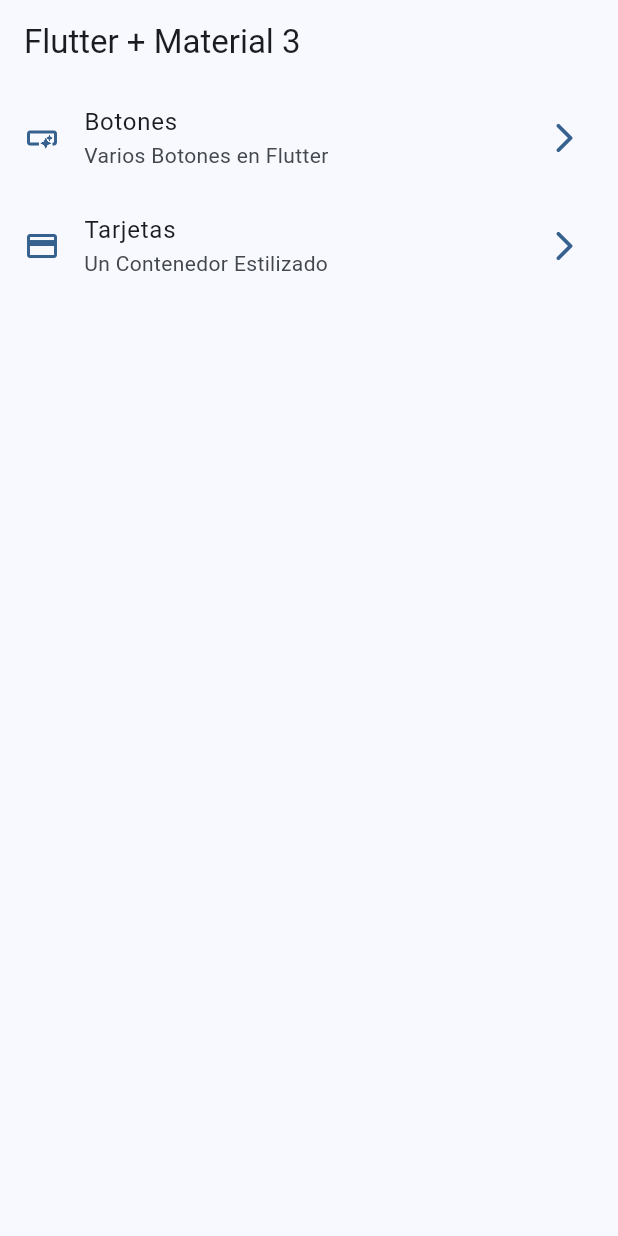
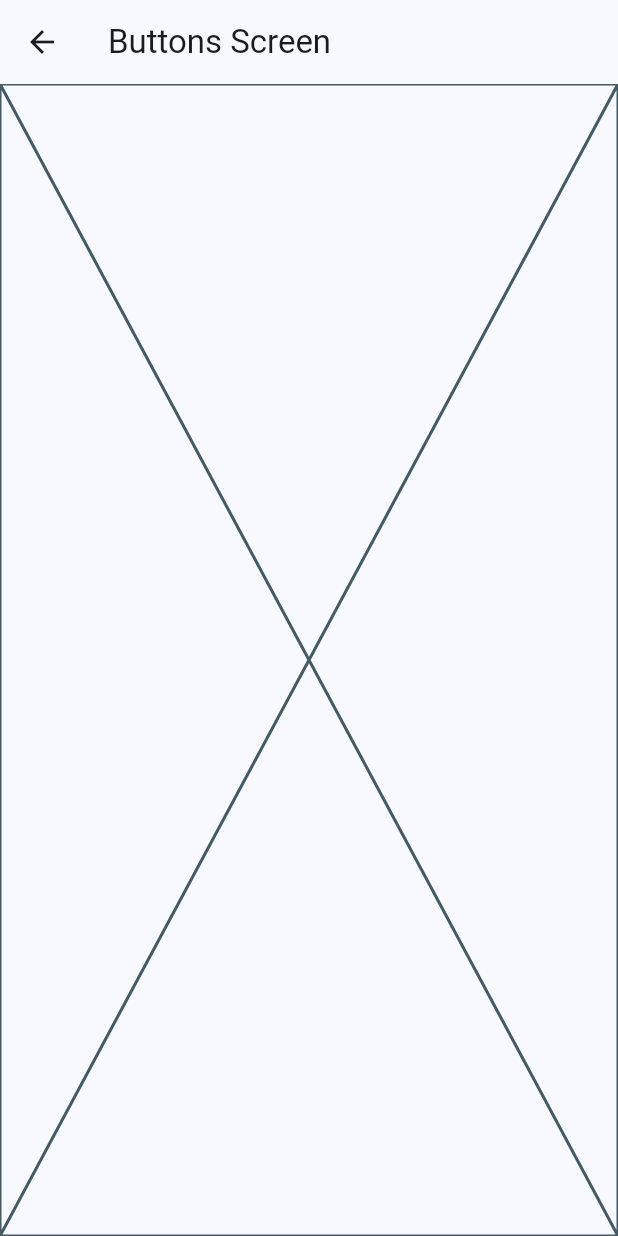
Before and after one commit to DiegoHCH/Widgets-App, a Flutter app: the screen it shows after launch, after a tap on "Botones", on a phone screen of 412 x 824 dp. Run offline on Flutter 3.47's test engine with Material 2 defaults, Android fonts, the phone set to English and light mode, and no system bars.

Commit message:
Creacion de pantalla buttons y cards + rutas basicas

```diff
--- a/lib/main.dart
+++ b/lib/main.dart
@@ -1,5 +1,7 @@
 import 'package:flutter/material.dart';
 import 'package:widgets_app/config/theme/app_theme.dart';
+import 'package:widgets_app/presentation/screens/buttons/buttons_screen.dart';
+import 'package:widgets_app/presentation/screens/cards/cards_screen.dart';
 import 'package:widgets_app/presentation/screens/home/home_screen.dart';
 
 void main() {
@@ -15,7 +17,11 @@ class MyApp extends StatelessWidget {
       title: 'Widgets',
       debugShowCheckedModeBanner: false,
       theme: AppTheme(selectedColor: 0).getTheme(),
-      home: const HomeScreen()
+      home: const HomeScreen(),
+      routes: {
+        '/buttons': (context) => const ButtonsScreen(),
+        '/cards': (context) => const CardsScreen(),
+      },
     );
   }
 }
--- /dev/null
+++ b/lib/presentation/screens/buttons/buttons_screen.dart
@@ -0,0 +1,15 @@
+import 'package:flutter/material.dart';
+
+class ButtonsScreen extends StatelessWidget {
+  const ButtonsScreen({super.key});
+
+  @override
+  Widget build(BuildContext context) {
+    return Scaffold(
+      appBar: AppBar(
+        title: const Text('Buttons Screen'),
+      ),
+      body: const Placeholder(),
+    );
+  }
+}
--- a/lib/presentation/screens/home/home_screen.dart
+++ b/lib/presentation/screens/home/home_screen.dart
@@ -1,5 +1,6 @@
 import 'package:flutter/material.dart';
 import 'package:widgets_app/config/menu/menu_items.dart';
+import 'package:widgets_app/presentation/screens/buttons/buttons_screen.dart';
 
 class HomeScreen extends StatelessWidget {
   const HomeScreen({super.key});
@@ -48,7 +49,7 @@ class _ItemMenu extends StatelessWidget {
       leading: Icon(menuItem.icon, color: colors.primary),
       trailing: Icon(Icons.arrow_forward_ios_rounded, color: colors.primary,),
       onTap: (){
-        //TODO: Navegar a otras pantallas
+        Navigator.pushNamed(context, menuItem.url);
       },
     );
   }
```
Also changed, not shown: lib/presentation/screens/cards/cards_screen.dart (added, +15 -0 lines).
